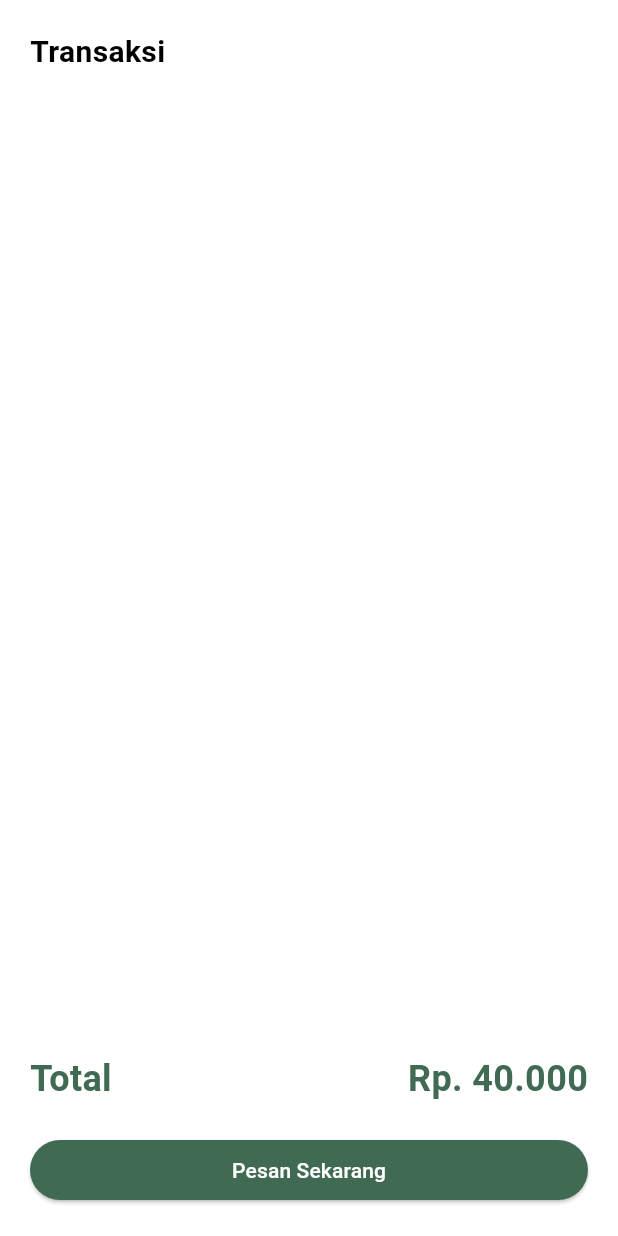
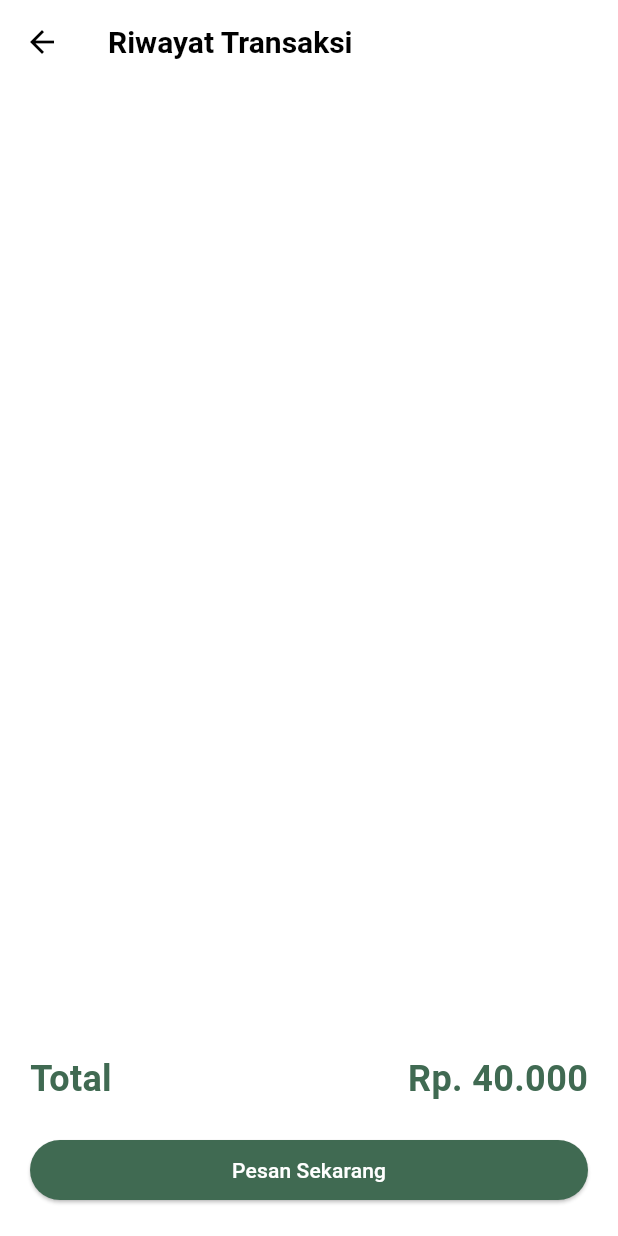
Before and after one commit to firdausmuh/agrolink_app, a Flutter app: the RiwayatTransaksiScreen screen opened directly, on a phone screen of 412 x 824 dp. Run offline on Flutter 3.47's test engine with Material 3 defaults, Android fonts, the phone set to English and light mode, and no system bars; our stand-ins replace shared_preferences; missing offline and left inert: dart:ffi; accounts and stored records are empty.

Commit message:
add arrow-back at riwayat transaksi

```diff
--- a/lib/screens/transaksi/riwayat_transaksi_screen.dart
+++ b/lib/screens/transaksi/riwayat_transaksi_screen.dart
@@ -5,21 +5,31 @@
 
   @override
   Widget build(BuildContext context) {
-    return Padding(
+    return Scaffold(
+      appBar: AppBar(
+        backgroundColor: Colors.white, // Warna AppBar
+        elevation: 0, // Menghilangkan bayangan AppBar
+        leading: IconButton(
+          icon: Icon(Icons.arrow_back, color: Colors.black), // Ikon panah kembali
+          onPressed: () {
+            Navigator.pop(context); // Aksi kembali ke halaman sebelumnya
+          },
+        ),
+        title: const Text(
+          'Riwayat Transaksi',
+          style: TextStyle(
+            fontWeight: FontWeight.w700,
+            fontSize: 20,
+            color: Colors.black,
+          ),
+        ),
+        centerTitle: false,
+      ),
+      body: Padding(
         padding: const EdgeInsets.symmetric(horizontal: 20.0),
         child: Column(
           crossAxisAlignment: CrossAxisAlignment.start,
           children: [
-          const SizedBox(
-            height: 20,
-          ),
-          const Text(
-            'Transaksi',
-            style: TextStyle(
-              fontWeight: FontWeight.w700,
-              fontSize: 20,
-            ),
-          ),
             const SizedBox(
               height: 20,
             ),
@@ -41,16 +51,22 @@
             const Row(
               mainAxisAlignment: MainAxisAlignment.spaceBetween,
               children: [
-              Text('Total', style: TextStyle(
+                Text(
+                  'Total',
+                  style: TextStyle(
                     color: Color(0xFF406A52),
                     fontWeight: FontWeight.w700,
                     fontSize: 24,
-              ),),
-              Text('Rp. 40.000', style: TextStyle(
+                  ),
+                ),
+                Text(
+                  'Rp. 40.000',
+                  style: TextStyle(
                     color: Color(0xFF406A52),
                     fontWeight: FontWeight.w700,
                     fontSize: 24,
-              ),),
+                  ),
+                ),
               ],
             ),
             const SizedBox(
@@ -58,16 +74,88 @@
             ),
             SizedBox(
               width: MediaQuery.of(context).size.width,
-            child: ElevatedButton(onPressed: () {}, style: ElevatedButton.styleFrom(
-              backgroundColor: Color(0xFF406A52),
-
-            ), child: Text('Pesan Sekarang', style: TextStyle(color: Colors.white),)),
+              child: ElevatedButton(
+                onPressed: () {},
+                style: ElevatedButton.styleFrom(
+                  backgroundColor: const Color(0xFF406A52),
+                ),
+                child: const Text(
+                  'Pesan Sekarang',
+                  style: TextStyle(color: Colors.white),
+                ),
+              ),
             ),
             const SizedBox(
               height: 20,
             ),
           ],
         ),
+      ),
     );
+    // return Padding(
+    //   padding: const EdgeInsets.symmetric(horizontal: 20.0),
+    //   child: Column(
+    //     crossAxisAlignment: CrossAxisAlignment.start,
+    //     children: [
+    //       const SizedBox(
+    //         height: 20,
+    //       ),
+    //
+    //       const Text(
+    //         'Riwayat Transaksi',
+    //         style: TextStyle(
+    //           fontWeight: FontWeight.w700,
+    //           fontSize: 20,
+    //         ),
+    //       ),
+    //       const SizedBox(
+    //         height: 20,
+    //       ),
+    //       const Expanded(
+    //         child: SingleChildScrollView(
+    //           physics: BouncingScrollPhysics(),
+    //           child: Column(
+    //             children: [
+    //               SizedBox(
+    //                 height: 20,
+    //               ),
+    //             ],
+    //           ),
+    //         ),
+    //       ),
+    //       const SizedBox(
+    //         height: 20,
+    //       ),
+    //       const Row(
+    //         mainAxisAlignment: MainAxisAlignment.spaceBetween,
+    //         children: [
+    //           Text('Total', style: TextStyle(
+    //             color: Color(0xFF406A52),
+    //             fontWeight: FontWeight.w700,
+    //             fontSize: 24,
+    //           ),),
+    //           Text('Rp. 40.000', style: TextStyle(
+    //             color: Color(0xFF406A52),
+    //             fontWeight: FontWeight.w700,
+    //             fontSize: 24,
+    //           ),),
+    //         ],
+    //       ),
+    //       const SizedBox(
+    //         height: 20,
+    //       ),
+    //       SizedBox(
+    //         width: MediaQuery.of(context).size.width,
+    //         child: ElevatedButton(onPressed: () {}, style: ElevatedButton.styleFrom(
+    //           backgroundColor: Color(0xFF406A52),
+    //
+    //         ), child: Text('Pesan Sekarang', style: TextStyle(color: Colors.white),)),
+    //       ),
+    //       const SizedBox(
+    //         height: 20,
+    //       ),
+    //     ],
+    //   ),
+    // );
   }
 }
```
Lines whose indentation alone changed are shown as unchanged.
